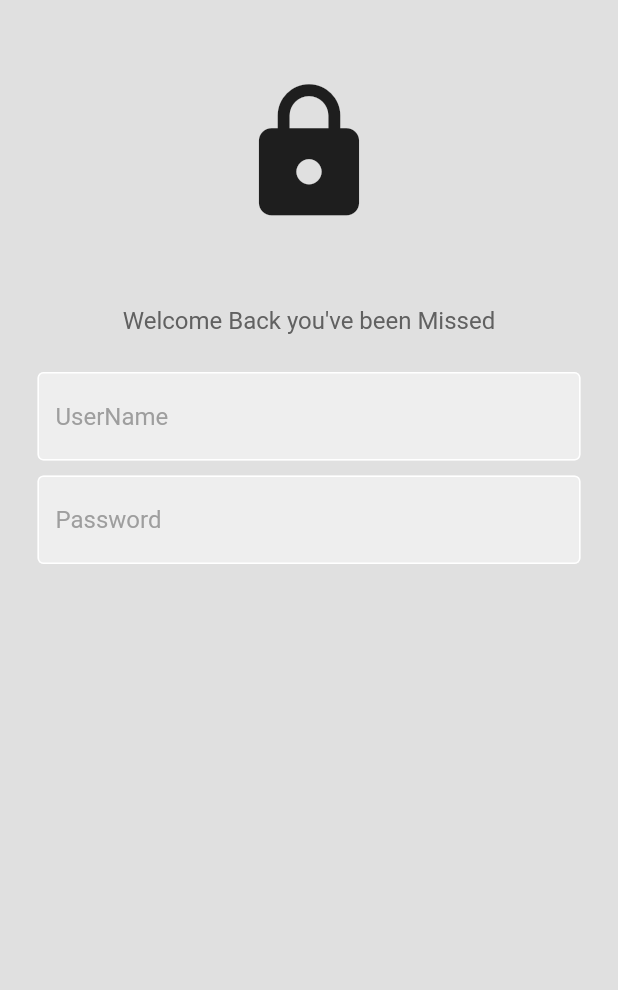
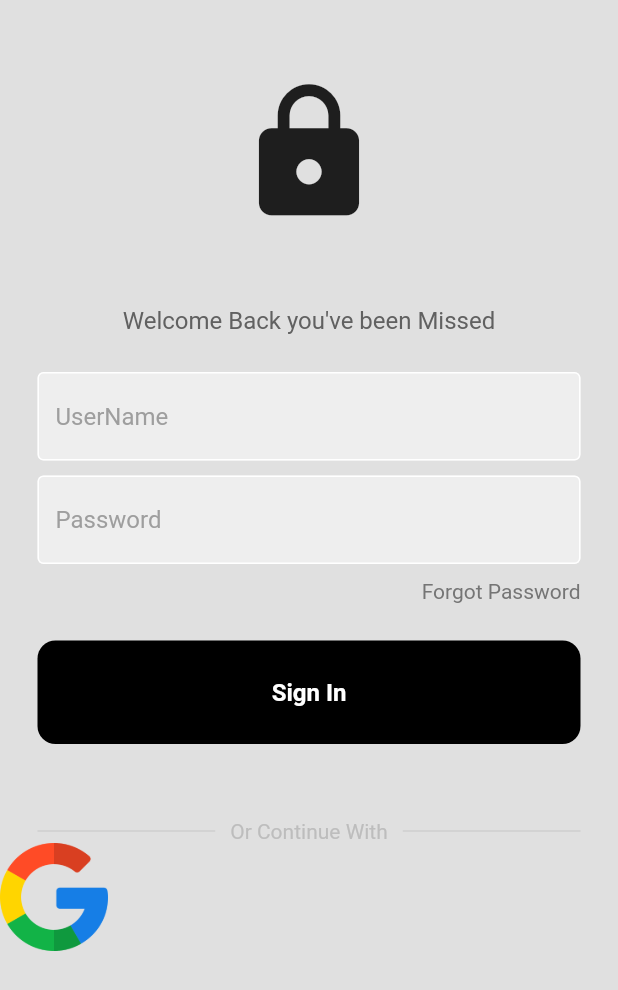
Before and after one commit to hamzayousa-f/Email-Sign-In-With-Google, a Flutter app: the LoginPage screen opened directly, on a phone screen of 412 x 824 dp. Shown: the top 990 px of the screen. Run offline on Flutter 3.47's test engine with Material 2 defaults, Android fonts, the phone set to English and light mode, and no system bars.

Commit message:
2st commint

```diff
--- /dev/null
+++ b/lib/components/my_button.dart
@@ -0,0 +1,30 @@
+import 'package:flutter/material.dart';
+
+class MyButton extends StatelessWidget {
+  final Function()? onTap;
+
+  const MyButton({super.key, required this.onTap});
+
+  @override
+  Widget build(BuildContext context) {
+    return GestureDetector(
+      onTap: onTap,
+      child: Container(
+        padding: const EdgeInsets.all(25),
+        margin: const EdgeInsets.symmetric(horizontal: 25),
+        decoration: BoxDecoration(
+            color: Colors.black, borderRadius: BorderRadius.circular(12)),
+        child: const Center(
+          child: Text(
+            'Sign In',
+            style: TextStyle(
+              color: Colors.white,
+              fontWeight: FontWeight.bold,
+              fontSize: 16,
+            ),
+          ),
+        ),
+      ),
+    );
+  }
+}
--- a/lib/pages/login_page.dart
+++ b/lib/pages/login_page.dart
@@ -1,11 +1,15 @@
 import 'package:flutter/material.dart';
 
+import '../components/my_button.dart';
 import '../components/my_textfield.dart';
 
 class LoginPage extends StatelessWidget {
   LoginPage({super.key});
   final usernameController = TextEditingController();
   final passwrodController = TextEditingController();
+
+  void signUserIn() {}
+
   @override
   Widget build(BuildContext context) {
     return Scaffold(
@@ -47,6 +51,66 @@ class LoginPage extends StatelessWidget {
                 hintText: 'Password',
                 obscureText: true,
               ),
+              const SizedBox(
+                height: 10,
+              ),
+              Padding(
+                padding: const EdgeInsets.symmetric(horizontal: 25),
+                child: Row(
+                  mainAxisAlignment: MainAxisAlignment.end,
+                  children: [
+                    Text(
+                      'Forgot Password',
+                      style: TextStyle(
+                        color: Colors.grey[600],
+                      ),
+                    ),
+                  ],
+                ),
+              ),
+              const SizedBox(
+                height: 25,
+              ),
+              MyButton(
+                onTap: signUserIn,
+              ),
+              const SizedBox(
+                height: 50,
+              ),
+              Padding(
+                padding: const EdgeInsets.symmetric(horizontal: 25.0),
+                child: Row(
+                  children: [
+                    Expanded(
+                      child: Divider(
+                        thickness: 0.5,
+                        color: Colors.grey[400],
+                      ),
+                    ),
+                    Padding(
+                      padding: const EdgeInsets.symmetric(horizontal: 10.0),
+                      child: Text(
+                        'Or Continue With',
+                        style: TextStyle(color: Colors.grey[400]),
+                      ),
+                    ),
+                    Expanded(
+                      child: Divider(
+                        thickness: 0.5,
+                        color: Colors.grey[400],
+                      ),
+                    ),
+                  ],
+                ),
+              ),
+              Row(
+                children: [
+                  Image.asset(
+                    'lib/Images/google.png',
+                    height: 72,
+                  )
+                ],
+              ),
             ],
           ),
         ),
```
Also changed, not shown: lib/components/tiles.dart (added, +11 -0 lines), lib/main.dart (+3 -98 lines), 1 other file.
